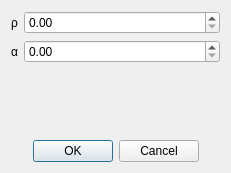
Qt form src/gui/dialogs/bound_cocone.ui (cppd/math) before a commit.
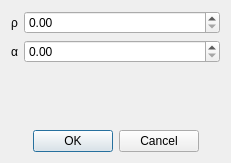
The same form after that commit.

Patch:
```diff
--- a/src/gui/dialogs/bound_cocone.ui
+++ b/src/gui/dialogs/bound_cocone.ui
@@ -7,7 +7,7 @@
     <x>0</x>
     <y>0</y>
     <width>231</width>
-    <height>173</height>
+    <height>163</height>
    </rect>
   </property>
   <property name="windowTitle">
@@ -38,19 +38,6 @@
      </item>
     </layout>
    </item>
-   <item>
-    <spacer name="verticalSpacer">
-     <property name="orientation">
-      <enum>Qt::Vertical</enum>
-     </property>
-     <property name="sizeHint" stdset="0">
-      <size>
-       <width>20</width>
-       <height>0</height>
-      </size>
-     </property>
-    </spacer>
-   </item>
    <item>
     <widget class="QDialogButtonBox" name="buttonBox">
      <property name="inputMethodHints">
```
Left out of the diff: 6 changed lines with no effect on the pictures.
